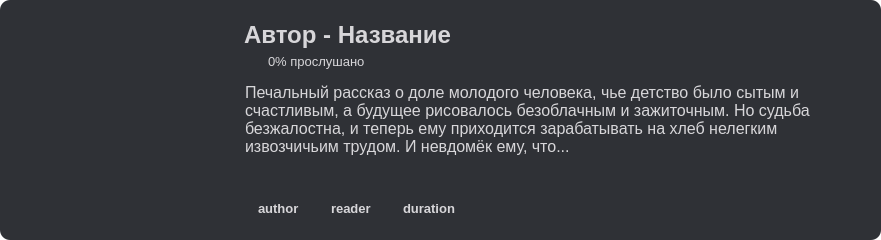
AlexDev505/AudioBookPlayer, file book.ui: the form before one commit.
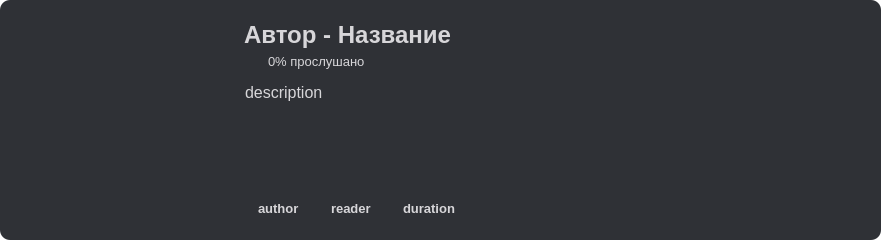
The form after the commit. Icons and pictures are not drawn.

Diff of the .ui file:
```diff
--- a/book.ui
+++ b/book.ui
@@ -454,7 +454,7 @@
 &lt;html&gt;&lt;head&gt;&lt;meta name=&quot;qrichtext&quot; content=&quot;1&quot; /&gt;&lt;style type=&quot;text/css&quot;&gt;
 p, li { white-space: pre-wrap; }
 &lt;/style&gt;&lt;/head&gt;&lt;body style=&quot; font-family:'Arial'; font-size:12pt; font-weight:400; font-style:normal;&quot;&gt;
-&lt;p style=&quot; margin-top:0px; margin-bottom:0px; margin-left:0px; margin-right:0px; -qt-block-indent:0; text-indent:0px;&quot;&gt;Печальный рассказ о доле молодого человека, чье детство было сытым и счастливым, а будущее рисовалось безоблачным и зажиточным. Но судьба безжалостна, и теперь ему приходится зарабатывать на хлеб нелегким извозчичьим трудом. И невдомёк ему, что...&lt;/p&gt;&lt;/body&gt;&lt;/html&gt;</string>
+&lt;p style=&quot; margin-top:0px; margin-bottom:0px; margin-left:0px; margin-right:0px; -qt-block-indent:0; text-indent:0px;&quot;&gt;description&lt;/p&gt;&lt;/body&gt;&lt;/html&gt;</string>
            </property>
            <property name="textInteractionFlags">
             <set>Qt::TextSelectableByMouse</set>
```
Left out of the diff: 5 changed lines with no effect on the pictures.
